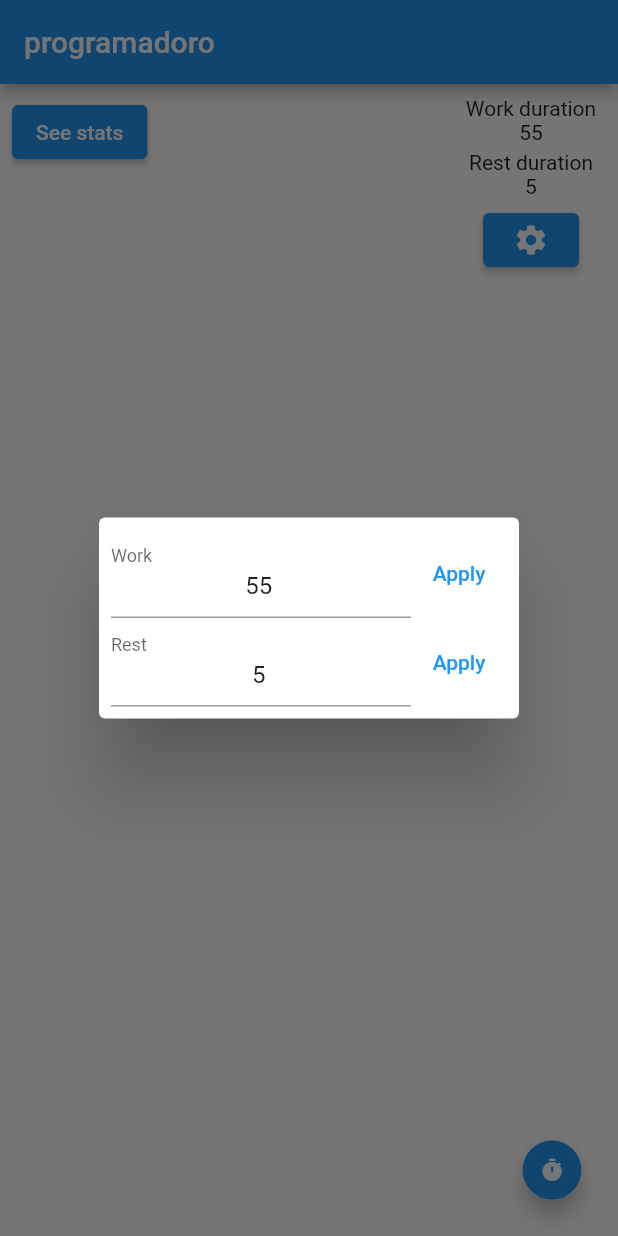
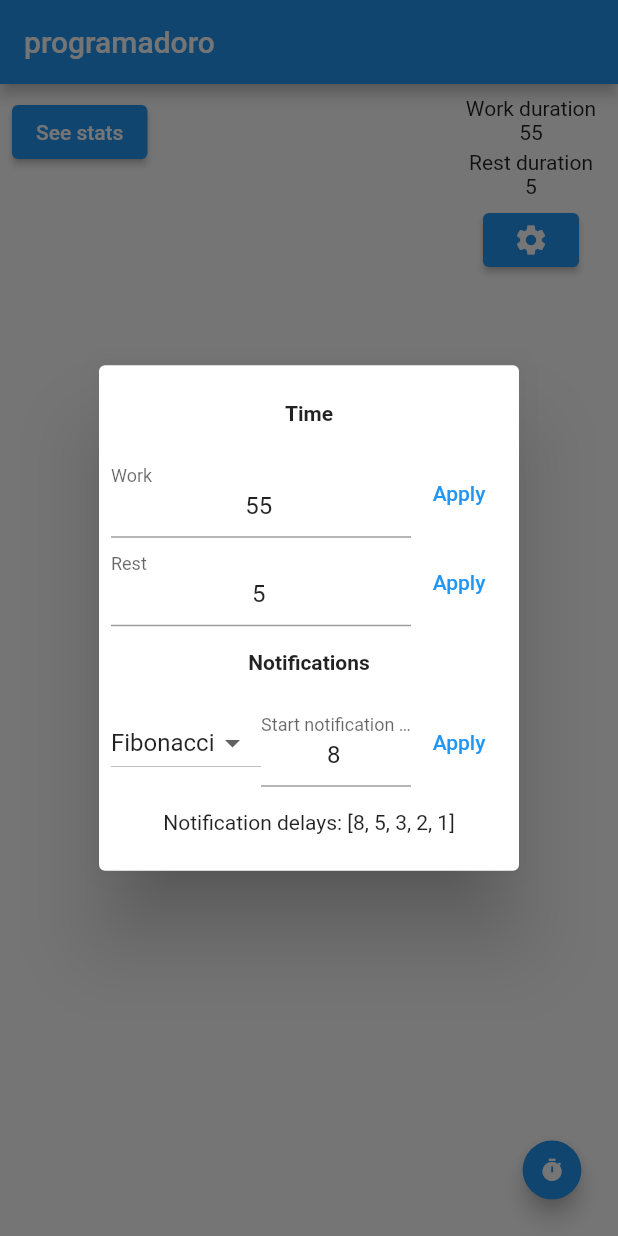
Before and after one commit to aleks-tpom6oh/cododoro, a Flutter app: the screen it shows after launch, after a tap on the "settings" icon, on a phone screen of 412 x 824 dp. Run offline on Flutter 3.47's test engine with Material 2 defaults, Android fonts, the light colour scheme and no system bars; our stand-ins replace just_audio, shared_preferences.

Commit message:
Notifications settings

```diff
--- a/lib/main.dart
+++ b/lib/main.dart
@@ -1,6 +1,7 @@
 
 import 'package:flutter/material.dart';
 import 'package:programadoro/models/ElapsedTimeModel.dart';
+import 'package:programadoro/storage/NotificationsSchedule.dart';
 import 'package:provider/provider.dart';
 
 import 'storage/Settings.dart';
--- a/lib/storage/NotificationsSchedule.dart
+++ b/lib/storage/NotificationsSchedule.dart
@@ -7,7 +7,7 @@ enum Strategy { Fibonacci, Linear }
 const fibonaccis = [1, 2, 3, 5, 8, 13, 21, 34, 55];
 
 class NotificationSchedule extends BaseSharedPrefs {
-  Future<Strategy> get _strategy async {
+  Future<Strategy> get strategy async {
     final strategyIndex = (await prefs).getInt("NOTIFICATIONS_STRATEGY") ?? 0;
     return Strategy.values[min(Strategy.values.length, strategyIndex)];
   }
@@ -17,7 +17,7 @@ class NotificationSchedule extends BaseSharedPrefs {
     notifyListeners();
   }
 
-  Future<int> get _baseTime async {
+  Future<int> get baseTime async {
     return (await prefs).getInt("NOTIFICATIONS_BASE_TIME") ?? 8;
   }
 
@@ -27,15 +27,15 @@ class NotificationSchedule extends BaseSharedPrefs {
   }
 
   Future<List<int>> computeTimes() async {
-    switch (await _strategy) {
+    switch (await strategy) {
       case Strategy.Fibonacci:
         {
-          final initialStep = fibonaccis.indexOf(await _baseTime) + 1;
+          final initialStep = fibonaccis.indexOf(await baseTime) + 1;
           return fibonaccis.sublist(0, initialStep).reversed.toList();
         }
       case Strategy.Linear:
         {
-          return List.generate(await _baseTime, (index) => index)
+          return List.generate(await baseTime, (index) => index)
               .reversed
               .toList();
         }
--- a/lib/views/DurationOutput.dart
+++ b/lib/views/DurationOutput.dart
@@ -25,7 +25,6 @@ class DurationOutput extends StatelessWidget {
         child: FutureBuilder(
             future: duration,
             builder: (BuildContext context, AsyncSnapshot<int> snapshot) {
-              print("${Duration(seconds: snapshot.data!).inMinutes}");
               return Text(
                   snapshot.hasData
                       ? "${Duration(seconds: snapshot.data!).inMinutes}"
--- a/lib/views/DurationSettingsDialog.dart
+++ /dev/null
@@ -1,107 +0,0 @@
-import 'package:flutter/material.dart';
-import 'package:programadoro/storage/Settings.dart';
-
-class DurationsSettingsDialog extends StatelessWidget {
-  const DurationsSettingsDialog(
-      {Key? key,
-      this.settings,
-      this.workDurationInputController,
-      this.restDurationInputController})
-      : super(key: key);
-
-  final Settings? settings;
-  final TextEditingController? workDurationInputController;
-  final TextEditingController? restDurationInputController;
-
-  @override
-  Widget build(BuildContext context) {
-    return AlertDialog(
-      actions: <Widget>[
-        FutureBuilder(
-            future: this.settings?.restDuration,
-            builder: (BuildContext context, AsyncSnapshot<int> restSnapshot) {
-              return FutureBuilder(
-                  future: this.settings?.workDuration,
-                  builder:
-                      (BuildContext context, AsyncSnapshot<int> workSnapshot) {
-                    final workDuration = workSnapshot.hasData
-                        ? "${Duration(seconds: workSnapshot.data!).inMinutes}"
-                        : workSnapshot.hasError
-                            ? "${workSnapshot.error}"
-                            : "Loading current work duration";
-                    this.workDurationInputController?.text = workDuration;
-                    final restDuration = restSnapshot.hasData
-                        ? "${Duration(seconds: restSnapshot.data!).inMinutes}"
-                        : restSnapshot.hasError
-                            ? "${restSnapshot.error}"
-                            : "Loading current work duration";
-                    this.restDurationInputController?.text = restDuration;
-                    return Column(
-                      children: [
-                        Row(
-                          children: [
-                            Expanded(
-                              child: TextField(
-                                controller: this.workDurationInputController,
-                                maxLines: 1,
-                                textAlign: TextAlign.center,
-                                enabled: true,
-                                keyboardType: TextInputType.number,
-                                decoration: InputDecoration(
-                                    alignLabelWithHint: true,
-                                    labelText: "Work",
-                                    hintText: workDuration),
-                              ),
-                            ),
-                            TextButton(
-                              onPressed: () {
-                                final val =
-                                    this.workDurationInputController?.text;
-                                if (val != null) {
-                                  print("Sublitted $val ${double.parse(val)}");
-                                  this.settings?.setWorkDuration(
-                                      (double.parse(val) * 60).toInt());
-                                }
-                              },
-                              child: const Text('Apply'),
-                            )
-                          ],
-                        ),
-                        Row(
-                          children: [
-                            Expanded(
-                              child: TextField(
-                                controller: this.restDurationInputController,
-                                maxLines: 1,
-                                textAlign: TextAlign.center,
-                                enabled: true,
-                                keyboardType: TextInputType.number,
-                                decoration: InputDecoration(
-                                    alignLabelWithHint: true,
-                                    labelText: "Rest",
-                                    hintText: restDuration),
-                              ),
-                            ),
-                            TextButton(
-                              onPressed: () {
-                                final restVal =
-                                    this.restDurationInputController?.text;
-                                if (restVal != null) {
-                                  print(
-                                      "Sublitted $restVal ${double.parse(restVal)}");
-                                  this.settings?.setRestDuration(
-                                      (double.parse(restVal) * 60).toInt());
-                                }
-                              },
-                              child: const Text('Apply'),
-                            )
-                          ],
-                        )
-                      ],
-                    );
-                  });
-            }),
-      ],
-    );
-  }
-}
--- a/lib/views/StatsScreen.dart
+++ b/lib/views/StatsScreen.dart
@@ -1,6 +1,6 @@
 import 'package:flutter/material.dart';
 import 'package:programadoro/storage/HistoryRepository.dart';
-import 'package:programadoro/timeutils.dart';
+import 'package:programadoro/utils.dart';
 
 class StatsScreen extends StatelessWidget {
   const StatsScreen({Key? key}) : super(key: key);
--- a/lib/views/TimeCounter.dart
+++ b/lib/views/TimeCounter.dart
@@ -1,6 +1,6 @@
 import 'package:flutter/material.dart';
 import 'package:programadoro/models/ElapsedTimeModel.dart';
-import 'package:programadoro/timeutils.dart';
+import 'package:programadoro/utils.dart';
 import 'package:provider/provider.dart';
 
 class TimerCounter extends StatelessWidget {
--- a/lib/views/TimerScreen.dart
+++ b/lib/views/TimerScreen.dart
@@ -1,9 +1,11 @@
 import 'package:flutter/material.dart';
 import 'package:programadoro/models/ElapsedTimeModel.dart';
 import 'package:programadoro/storage/HistoryRepository.dart';
+import 'package:programadoro/storage/NotificationsSchedule.dart';
+//import 'package:programadoro/storage/NotificationsSchedule.dart';
 import 'package:programadoro/storage/Settings.dart';
 import 'package:programadoro/views/Controlls.dart';
-import 'package:programadoro/views/DurationSettingsDialog.dart';
+import 'package:programadoro/views/settings/SettingsDialog.dart';
 import 'package:programadoro/views/StatsScreen.dart';
 import 'package:programadoro/views/DurationOutput.dart';
 import 'package:provider/provider.dart';
@@ -132,18 +134,11 @@ class _TimerScreenState extends State<TimerScreen> {
                             await showDialog<void>(
                               context: context,
                               builder: (BuildContext context) {
-                                TextEditingController
-                                    _workDurationInputController =
-                                    TextEditingController();
-                                TextEditingController
-                                    _restDurationInputController =
-                                    TextEditingController();
-                                return DurationsSettingsDialog(
-                                    settings: settings,
-                                    workDurationInputController:
-                                        _workDurationInputController,
-                                    restDurationInputController:
-                                        _restDurationInputController);
+                                return ChangeNotifierProvider(
+                                  create: (context) => NotificationSchedule(),
+                                  child: SettingsDialog(
+                                      settings: settings),
+                                );
                               },
                             );
                           },
--- /dev/null
+++ b/lib/views/settings/NotificationsSettingsCategory.dart
@@ -0,0 +1,122 @@
+import 'package:flutter/material.dart';
+import 'package:programadoro/storage/NotificationsSchedule.dart';
+import 'package:provider/provider.dart';
+
+class NotificationsSettingsCategory extends StatelessWidget {
+  const NotificationsSettingsCategory({
+    Key? key,
+    required this.startNotificationDelayTimeInputController,
+  }) : super(key: key);
+
+  final TextEditingController startNotificationDelayTimeInputController;
+
+  @override
+  Widget build(BuildContext context) {
+    var notificationSchedule = context.watch<NotificationSchedule>();
+    return FutureBuilder<Strategy>(
+        future: notificationSchedule.strategy,
+        builder:
+            (BuildContext context, AsyncSnapshot<Strategy> strategySnapshot) {
+          final currentStrutegyString =
+              strategySnapshot.data?.toString().split('.').last;
+          return FutureBuilder<int>(
+              future: notificationSchedule.baseTime,
+              builder: (context, baseTimeSnapshot) {
+                startNotificationDelayTimeInputController.text =
+                    baseTimeSnapshot.hasData
+                        ? baseTimeSnapshot.data.toString()
+                        : "?";
+                return Column(
+                  children: [
+                    Padding(
+                      padding: const EdgeInsets.symmetric(
+                          horizontal: 8, vertical: 16),
+                      child: Text(
+                        "Notifications",
+                        textAlign: TextAlign.start,
+                        overflow: TextOverflow.ellipsis,
+                        style: const TextStyle(fontWeight: FontWeight.bold),
+                      ),
+                    ),
+                    Row(
+                      children: [
+                        Expanded(
+                          child: DropdownButton<String>(
+                            value: currentStrutegyString,
+                            items: Strategy.values
+                                .map((strategy) =>
+                                    strategy.toString().split('.').last)
+                                .map((String value) {
+                              return DropdownMenuItem<String>(
+                                value: value,
+                                child: new Text(value),
+                              );
+                            }).toList(),
+                            onChanged: (newStrategyString) {
+                              if (newStrategyString != null) {
+                                final newStrategy = Strategy.values.firstWhere(
+                                    (element) => element
+                                        .toString()
+                                        .contains(newStrategyString));
+                                notificationSchedule.setStrategy(newStrategy);
+                              }
+                            },
+                          ),
+                        ),
+                        Expanded(
+                          child: TextField(
+                            controller:
+                                startNotificationDelayTimeInputController,
+                            maxLines: 1,
+                            textAlign: TextAlign.center,
+                            enabled: true,
+                            keyboardType: TextInputType.number,
+                            decoration: InputDecoration(
+                                alignLabelWithHint: true,
+                                labelText: "Start notification delay",
+                                hintText: "1"),
+                          ),
+                        ),
+                        TextButton(
+                          onPressed: () {
+                            final restVal =
+                                startNotificationDelayTimeInputController.text;
+                            final newBaseTime = int.parse(restVal);
+
+                            if (strategySnapshot.data == Strategy.Fibonacci &&
+                                !fibonaccis.contains(newBaseTime)) {
+                              final snackBar = SnackBar(
+                                  content: Text(
+                                      'Use a Fibonacci value up to ${fibonaccis.last}'));
+                              ScaffoldMessenger.of(context)
+                                  .showSnackBar(snackBar);
+                            } else {
+                              notificationSchedule.setBaseTime(newBaseTime);
+                            }
+                          },
+                          child: const Text('Apply'),
+                        )
+                      ],
+                    ),
+                    FutureBuilder<Object>(
+                        future: notificationSchedule.computeTimes(),
+                        builder: (context, snapshot) {
+                          return Padding(
+                            padding: const EdgeInsets.symmetric(
+                                horizontal: 8, vertical: 16),
+                            child: Text(
+                              "Notification delays: " +
+                                  (snapshot.hasData
+                                      ? "${snapshot.data.toString()}"
+                                      : ""),
+                              textAlign: TextAlign.center,
+                              overflow: TextOverflow.ellipsis,
+                            ),
+                          );
+                        }),
+                  ],
+                );
+              });
+        });
+  }
+}
--- /dev/null
+++ b/lib/views/settings/SettingsDialog.dart
@@ -0,0 +1,35 @@
+import 'package:flutter/material.dart';
+import 'package:programadoro/storage/Settings.dart';
+import 'package:programadoro/views/settings/NotificationsSettingsCategory.dart';
+import 'package:programadoro/views/settings/TimeSettingsCategory.dart';
+
+
+class SettingsDialog extends StatelessWidget {
+  const SettingsDialog({Key? key, this.settings}) : super(key: key);
+
+  final Settings? settings;
+
+  @override
+  Widget build(BuildContext context) {
+    TextEditingController workDurationInputController = TextEditingController();
+    TextEditingController restDurationInputController = TextEditingController();
+    TextEditingController startNotificationDelayTimeInputController =
+        TextEditingController();
+
+    return AlertDialog(
+      actions: <Widget>[
+        Column(
+          children: [
+            TimeSettingsCategory(
+                settings: settings,
+                workDurationInputController: workDurationInputController,
+                restDurationInputController: restDurationInputController),
+            NotificationsSettingsCategory(
+                startNotificationDelayTimeInputController:
+                    startNotificationDelayTimeInputController)
+          ],
+        ),
+      ],
+    );
+  }
+}
--- /dev/null
+++ b/lib/views/settings/TimeSettingsCategory.dart
@@ -0,0 +1,102 @@
+import 'package:flutter/material.dart';
+import 'package:programadoro/storage/Settings.dart';
+
+class TimeSettingsCategory extends StatelessWidget {
+  const TimeSettingsCategory({
+    Key? key,
+    required this.settings,
+    required this.workDurationInputController,
+    required this.restDurationInputController,
+  }) : super(key: key);
+
+  final Settings? settings;
+  final TextEditingController workDurationInputController;
+  final TextEditingController restDurationInputController;
+
+  @override
+  Widget build(BuildContext context) {
+    return FutureBuilder(
+        future: this.settings?.restDuration,
+        builder: (BuildContext context, AsyncSnapshot<int> restSnapshot) {
+          return FutureBuilder(
+              future: this.settings?.workDuration,
+              builder: (BuildContext context, AsyncSnapshot<int> workSnapshot) {
+                final workDuration = workSnapshot.hasData
+                    ? "${Duration(seconds: workSnapshot.data!).inMinutes}"
+                    : workSnapshot.hasError
+                        ? "${workSnapshot.error}"
+                        : "Loading current work duration";
+                workDurationInputController.text = workDuration;
+                final restDuration = restSnapshot.hasData
+                    ? "${Duration(seconds: restSnapshot.data!).inMinutes}"
+                    : restSnapshot.hasError
+                        ? "${restSnapshot.error}"
+                        : "Loading current work duration";
+                restDurationInputController.text = restDuration;
+                return Column(
+                  children: [
+                    Padding(
+                      padding: const EdgeInsets.symmetric(
+                          horizontal: 8, vertical: 16),
+                      child: Text(
+                        "Time",
+                        textAlign: TextAlign.start,
+                        overflow: TextOverflow.ellipsis,
+                        style: const TextStyle(fontWeight: FontWeight.bold),
+                      ),
+                    ),
+                    Row(
+                      children: [
+                        Expanded(
+                          child: TextField(
+                            controller: workDurationInputController,
+                            maxLines: 1,
+                            textAlign: TextAlign.center,
+                            enabled: true,
+                            keyboardType: TextInputType.number,
+                            decoration: InputDecoration(
+                                alignLabelWithHint: true, labelText: "Work"),
+                          ),
+                        ),
+                        TextButton(
+                          onPressed: () {
+                            this.settings?.setWorkDuration((double.parse(
+                                        workDurationInputController.text) *
+                                    60)
+                                .toInt());
+                          },
+                          child: const Text('Apply'),
+                        )
+                      ],
+                    ),
+                    Row(
+                      children: [
+                        Expanded(
+                          child: TextField(
+                            controller: restDurationInputController,
+                            maxLines: 1,
+                            textAlign: TextAlign.center,
+                            enabled: true,
+                            keyboardType: TextInputType.number,
+                            decoration: InputDecoration(
+                                alignLabelWithHint: true, labelText: "Rest"),
+                          ),
+                        ),
+                        TextButton(
+                          onPressed: () {
+                            final restVal = restDurationInputController.text;
+                            print(
+                                "Sublitted $restVal ${double.parse(restVal)}");
+                            this.settings?.setRestDuration(
+                                (double.parse(restVal) * 60).toInt());
+                          },
+                          child: const Text('Apply'),
+                        )
+                      ],
+                    ),
+                  ],
+                );
+              });
+        });
+  }
+}
```
Also changed, not shown: lib/utils.dart (renamed from lib/timeutils.dart).
